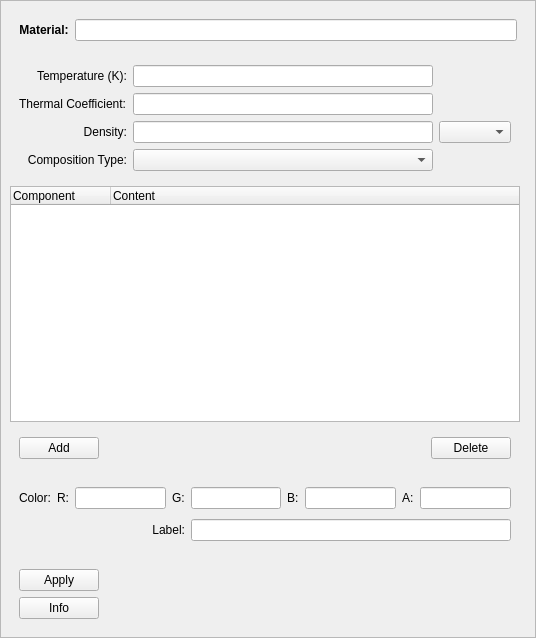
Old version of the form smtk/bridge/rgg/plugin/smtkRGGAddMaterialParameters.ui in the repository Kitware/SMTK.
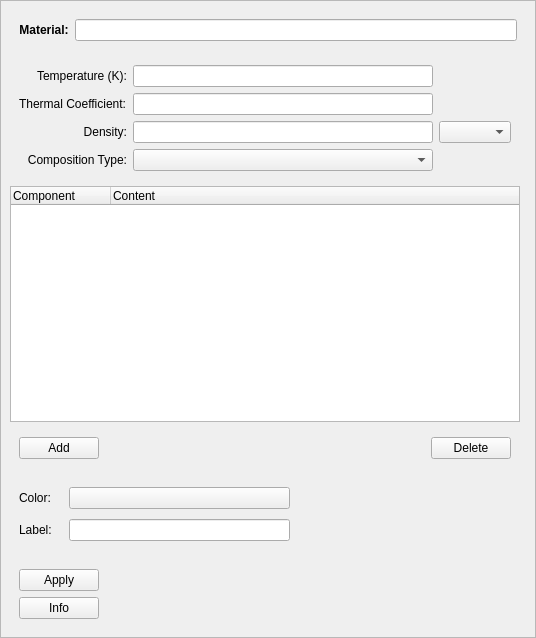
New version of the form. Custom widgets are drawn as their Qt base class.

Commit message: FEATURE: Use color dialog to select colors for rgg ops

Patch:
```diff
--- a/smtk/bridge/rgg/plugin/smtkRGGAddMaterialParameters.ui
+++ b/smtk/bridge/rgg/plugin/smtkRGGAddMaterialParameters.ui
@@ -53,46 +53,6 @@
           </size>
          </property>
          <layout class="QGridLayout" name="gridLayout_3">
-          <item row="1" column="5">
-           <widget class="QLabel" name="label_9">
-            <property name="text">
-             <string>B:</string>
-            </property>
-           </widget>
-          </item>
-          <item row="1" column="6">
-           <widget class="QLineEdit" name="colorBValue"/>
-          </item>
-          <item row="2" column="4" colspan="5">
-           <widget class="QLineEdit" name="labelValue"/>
-          </item>
-          <item row="1" column="3">
-           <widget class="QLabel" name="label_12">
-            <property name="text">
-             <string>G:</string>
-            </property>
-           </widget>
-          </item>
-          <item row="1" column="7">
-           <widget class="QLabel" name="label_10">
-            <property name="text">
-             <string>A:</string>
-            </property>
-           </widget>
-          </item>
-          <item row="1" column="1">
-           <widget class="QLabel" name="label_13">
-            <property name="text">
-             <string>R:</string>
-            </property>
-           </widget>
-          </item>
-          <item row="1" column="4">
-           <widget class="QLineEdit" name="colorGValue"/>
-          </item>
-          <item row="1" column="8">
-           <widget class="QLineEdit" name="colorAValue"/>
-          </item>
           <item row="1" column="0">
            <widget class="QLabel" name="label">
             <property name="text">
@@ -100,18 +60,48 @@
             </property>
            </widget>
           </item>
-          <item row="2" column="0" colspan="4">
+          <item row="3" column="0" colspan="3">
            <widget class="QLabel" name="label_14">
             <property name="text">
              <string>Label:</string>
             </property>
-            <property name="alignment">
-             <set>Qt::AlignRight|Qt::AlignTrailing|Qt::AlignVCenter</set>
-            </property>
            </widget>
           </item>
-          <item row="1" column="2">
-           <widget class="QLineEdit" name="colorRValue"/>
+          <item row="3" column="3">
+           <widget class="QLineEdit" name="labelValue"/>
+          </item>
+          <item row="1" column="4">
+           <spacer name="horizontalSpacer">
+            <property name="orientation">
+             <enum>Qt::Horizontal</enum>
+            </property>
+            <property name="sizeHint" stdset="0">
+             <size>
+              <width>40</width>
+              <height>20</height>
+             </size>
+            </property>
+           </spacer>
+          </item>
+          <item row="3" column="4">
+           <spacer name="horizontalSpacer_3">
+            <property name="orientation">
+             <enum>Qt::Horizontal</enum>
+            </property>
+            <property name="sizeHint" stdset="0">
+             <size>
+              <width>40</width>
+              <height>20</height>
+             </size>
+            </property>
+           </spacer>
+          </item>
+          <item row="1" column="3">
+           <widget class="qtColorButton" name="chooseColorButton">
+            <property name="text">
+             <string/>
+            </property>
+           </widget>
           </item>
          </layout>
         </widget>
@@ -353,6 +343,13 @@
    </item>
   </layout>
  </widget>
+ <customwidgets>
+  <customwidget>
+   <class>qtColorButton</class>
+   <extends>QPushButton</extends>
+   <header>smtk/bridge/rgg/qt/qtColorButton.h</header>
+  </customwidget>
+ </customwidgets>
  <tabstops>
   <tabstop>scrollArea</tabstop>
   <tabstop>nameValue</tabstop>
```
Left out of the diff: 81 changed lines with no effect on the pictures. The commit also changes 16 other files.
